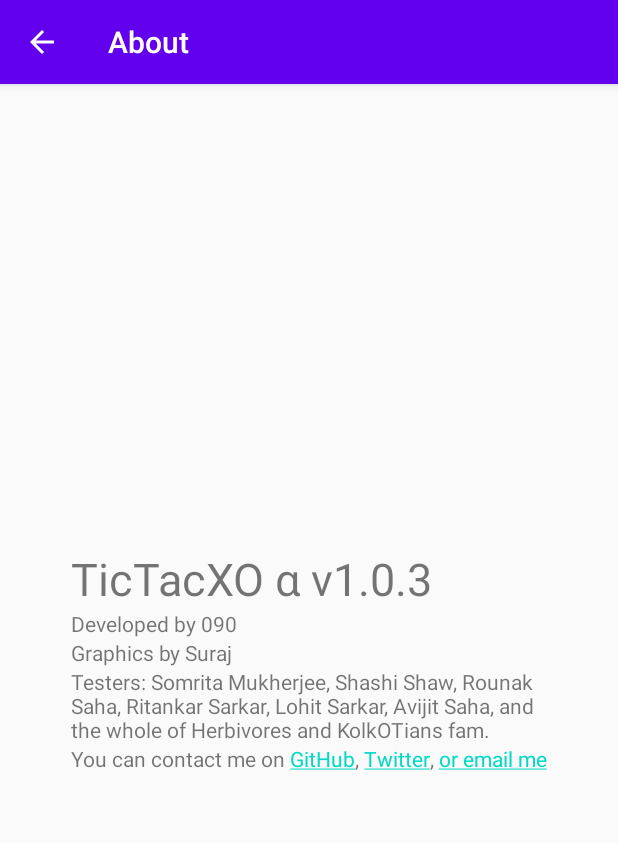
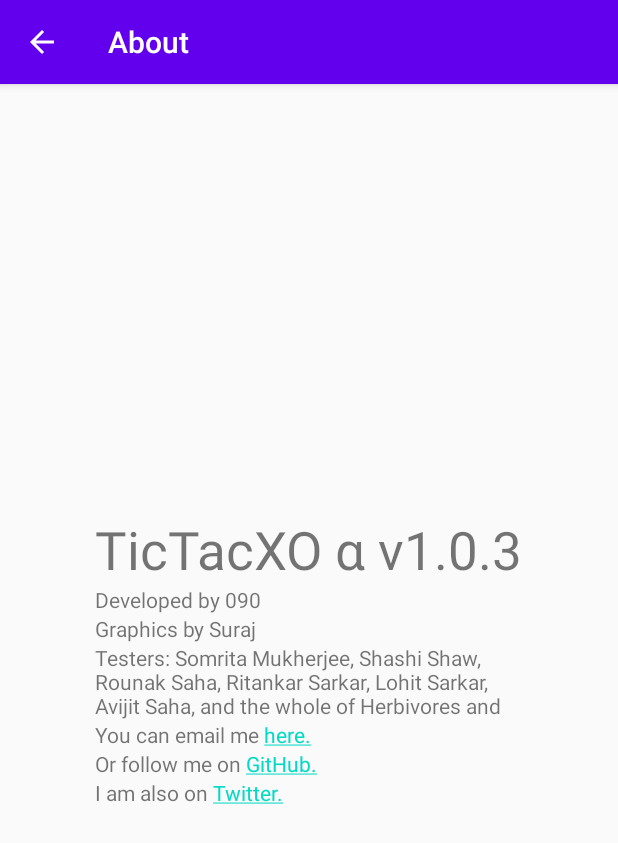
Before and after one commit to sanskaru/TicTacToeXO, an Android app: the about screen opened directly, with no data from a screen before it, on a phone screen of 412 x 824 dp. Shown: the top 843 px of the screen. Run offline under Robolectric (Android 15) with nearby library versions, the phone set to English and light mode, and no system bars.

Commit message:
Bugfixes and contact links in about added

```diff
--- a/app/src/main/java/com/s090/tictactoexo/SinglePlayerMode.java
+++ b/app/src/main/java/com/s090/tictactoexo/SinglePlayerMode.java
@@ -19,11 +19,12 @@ public class SinglePlayerMode extends AppCompatActivity {
     int playerState = 0; // at present at two player local mode. 0 is x and 1 is o.
     int[] boardState = {-1, -1, -1, -1, -1, -1, -1, -1, -1}; // -1 means unplayed, else stores playerState, denoting which player tapped which cell
     int playCounter = 0, winnerwinner = 0; // denotes number of tapped or played grids, winnerwinner denotes somebody has won
-    public int minimax(int[] boardState)
-    {
+
+    public int minimax(int[] boardState) {
 
         return 0;
     }
+
     public void myDialog(String title, String msg) // method to call dialog box
     {
         AlertDialog.Builder builder = new AlertDialog.Builder(SinglePlayerMode.this);
@@ -39,6 +40,7 @@ public class SinglePlayerMode extends AppCompatActivity {
         AlertDialog dialog = builder.create();
         dialog.show();
     }
+
     public int endStateChecker(int[] boardState) {
         //all possible winning positions below
         if (boardState[0] == boardState[1] && boardState[1] == boardState[2] && boardState[0] != -1) {
@@ -79,17 +81,15 @@ public class SinglePlayerMode extends AppCompatActivity {
         }
         return winnerwinner;
     }
-    public void computerLogicHard()
-    {
-        int winnerstate=-1, newWinner;
-        int[] copyBoardState=boardState;
-        for(int i=0;i<9;i++)
-        {
-            if(copyBoardState[i]==-1)
-            {
-                copyBoardState[i]=playerState;
-                newWinner=minimax(copyBoardState);
-                if(newWinner>winnerstate) winnerstate=newWinner;
+
+    public void computerLogicHard() {
+        int winnerstate = -1, newWinner;
+        int[] copyBoardState = boardState;
+        for (int i = 0; i < 9; i++) {
+            if (copyBoardState[i] == -1) {
+                copyBoardState[i] = playerState;
+                newWinner = minimax(copyBoardState);
+                if (newWinner > winnerstate) winnerstate = newWinner;
 
             }
         }
@@ -114,24 +114,23 @@ public class SinglePlayerMode extends AppCompatActivity {
             boardState[cellState] = playerState; // changing grid number to record which player tapped so that nobody can change on tapping again
         }
     }
+
     @RequiresApi(api = Build.VERSION_CODES.LOLLIPOP)
     @Override
-        protected void onCreate (Bundle savedInstanceState){
+    protected void onCreate(Bundle savedInstanceState) {
         super.onCreate(savedInstanceState);
         setContentView(R.layout.activity_single_player_mode);
         AlertDialog.Builder builder = new AlertDialog.Builder(SinglePlayerMode.this);
         DialogInterface.OnClickListener dialogClickListener = new DialogInterface.OnClickListener() {
             @Override
             public void onClick(DialogInterface dialog, int which) {
-                    switch(which){
-                        case DialogInterface.BUTTON_POSITIVE:
-                        {
+                switch (which) {
+                    case DialogInterface.BUTTON_POSITIVE: {
                         Toast.makeText(SinglePlayerMode.this, "Hard Mode Selected", Toast.LENGTH_SHORT).show();
                         break;
                     }
-                        case DialogInterface.BUTTON_NEGATIVE:
-                        {
-                            Toast.makeText(SinglePlayerMode.this,"Easy Mode Selected",Toast.LENGTH_SHORT).show();
+                    case DialogInterface.BUTTON_NEGATIVE: {
+                        Toast.makeText(SinglePlayerMode.this, "Easy Mode Selected", Toast.LENGTH_SHORT).show();
                         break;
                     }
                 }
@@ -141,23 +140,20 @@ public class SinglePlayerMode extends AppCompatActivity {
                 .setTitle("Select Game Mode")
                 .setMessage("Select Game Difficulty level")
                 .setPositiveButton("Hard", dialogClickListener)
-                .setNegativeButton("Easy",dialogClickListener);
+                .setNegativeButton("Easy", dialogClickListener);
         AlertDialog alertDialog = builder.create();
         alertDialog.show();
-            AlertDialog.Builder initDialogBuilder=new AlertDialog.Builder(SinglePlayerMode.this);
+        AlertDialog.Builder initDialogBuilder = new AlertDialog.Builder(SinglePlayerMode.this);
         DialogInterface.OnClickListener listener = new DialogInterface.OnClickListener() {
             @Override
             public void onClick(DialogInterface dialogInterface, int i) {
-                    switch (i)
-                    {
-                        case DialogInterface.BUTTON_POSITIVE:
-                        {
-                            playerState=1;
+                switch (i) {
+                    case DialogInterface.BUTTON_POSITIVE: {
+                        playerState = 1;
                         break;
                     }
-                        case DialogInterface.BUTTON_NEGATIVE:
-                        {
-                            playerState=0;
+                    case DialogInterface.BUTTON_NEGATIVE: {
+                        playerState = 0;
                         break;
                     }
                 }
@@ -166,9 +162,9 @@ public class SinglePlayerMode extends AppCompatActivity {
         initDialogBuilder
                 .setTitle("Select your counter")
                 .setPositiveButtonIcon(getDrawable(R.drawable.o))
-                    .setPositiveButton("",listener)
+                .setPositiveButton("", listener)
                 .setNegativeButtonIcon(getDrawable(R.drawable.x))
-                    .setNegativeButton("",listener)
+                .setNegativeButton("", listener)
                 .setMessage("Please select your counter.");
         AlertDialog initDialog = initDialogBuilder.create();
         initDialog.show();
@@ -178,7 +174,7 @@ public class SinglePlayerMode extends AppCompatActivity {
         layoutParams.weight = 1;
         btnPositive.setLayoutParams(layoutParams);
         btnNegative.setLayoutParams(layoutParams);
-            initDialog.setOnCancelListener(new DialogInterface.OnCancelListener() {
+        initDialog.setOnCancelListener(new DialogInterface.OnCancelListener() { // what to do if dialog box is cancelled
 
             @Override
             public void onCancel(DialogInterface dialog) {
@@ -195,5 +191,16 @@ public class SinglePlayerMode extends AppCompatActivity {
                 finish();
             }
         });
+        getSupportActionBar().setTitle("Single Player mode");
+        getSupportActionBar().setDisplayShowHomeEnabled(true); // enabling back button function
+        getSupportActionBar().setDisplayHomeAsUpEnabled(true); // enabling back functionality
+        getSupportActionBar().setHomeButtonEnabled(true);
+
+    }
+
+    @Override
+    public boolean onSupportNavigateUp() { // the method to be called when the back button is pressed
+        onBackPressed();
+        return true;
     }
 }
--- a/app/src/main/java/com/s090/tictactoexo/about.java
+++ b/app/src/main/java/com/s090/tictactoexo/about.java
@@ -7,6 +7,7 @@ import android.os.Build;
 import android.os.Bundle;
 import android.text.Html;
 import android.text.Spanned;
+import android.text.method.LinkMovementMethod;
 import android.view.MenuItem;
 import android.widget.Button;
 import android.widget.TextView;
@@ -18,16 +19,16 @@ public class about extends AppCompatActivity {
     protected void onCreate(Bundle savedInstanceState) {
         super.onCreate(savedInstanceState);
         setContentView(R.layout.activity_about);
-        TextView title = (TextView) findViewById(R.id.title);
-        String tileString=getString(R.string.app_name) + " " + getString(R.string.app_version);
-        title.setText(tileString);
-        TextView lenkPlox = (TextView) findViewById(R.id.textView4);
-        Spanned text;
-        text = Html.fromHtml("You can contact me on " +
-                "<a href='https://www.android-examples.com/sanskaru//'>GitHub</a>"+", "+
-                "<a href='https://www.twitter.com/sannvict090'>Twitter</a>"+", "+"<a href=mailto:sannvict090@gmail.com>or email me</a>");
-        lenkPlox.setText(text);
         getSupportActionBar().setTitle("About");
+        TextView title = (TextView) findViewById (R.id.title);
+        String titleString = getString(R.string.app_name) + " " +getString(R.string.app_version);
+        title.setText(titleString);
+        TextView github =(TextView) findViewById(R.id.github);
+        TextView mail_me = (TextView) findViewById(R.id.mail_me);
+        TextView tweeter = (TextView) findViewById(R.id.tweet);
+        tweeter.setMovementMethod(LinkMovementMethod.getInstance());
+        mail_me.setMovementMethod(LinkMovementMethod.getInstance());
+        github.setMovementMethod(LinkMovementMethod.getInstance());
         getSupportActionBar().setDisplayShowHomeEnabled(true);
         getSupportActionBar().setDisplayHomeAsUpEnabled(true);
         getSupportActionBar().setHomeButtonEnabled(true);
--- a/app/src/main/res/layout/activity_about.xml
+++ b/app/src/main/res/layout/activity_about.xml
@@ -21,7 +21,7 @@
             android:layout_width="wrap_content"
             android:layout_height="wrap_content"
             android:text="@string/app_name"
-            android:textSize="30sp"
+            android:textSize="35sp"
             tools:layout_editor_absoluteX="181dp"
             tools:layout_editor_absoluteY="208dp" />
 
@@ -44,10 +44,23 @@
             android:text="Testers: Somrita Mukherjee, Shashi Shaw, Rounak Saha, Ritankar Sarkar, Lohit Sarkar, Avijit Saha, and the whole of Herbivores and KolkOTians fam." />
 
         <TextView
-            android:id="@+id/textView4"
+            android:id="@+id/mail_me"
             android:layout_width="wrap_content"
             android:layout_height="wrap_content"
-            android:text="TextView" />
+            android:text="@string/email_me"
+           />
+        <TextView
+            android:id="@+id/github"
+            android:layout_width="wrap_content"
+            android:layout_height="wrap_content"
+            android:text="@string/git_hub"
+            />
+        <TextView
+            android:id="@+id/tweet"
+            android:layout_width="wrap_content"
+            android:layout_height="wrap_content"
+            android:text="@string/twit"
+            />
 
     </LinearLayout>
 </androidx.constraintlayout.widget.ConstraintLayout>
--- a/app/src/main/res/values/strings.xml
+++ b/app/src/main/res/values/strings.xml
@@ -2,4 +2,7 @@
     <string name="app_name">TicTacXO α
     </string>
     <string name="app_version">v1.0.3</string>
+    <string name="email_me">You can email me <a href="mailto:sannvict090@gmail.com">here.</a></string>
+    <string name="git_hub">Or follow me on <a href="http://www.github.com/sanskaru">GitHub.</a></string>
+    <string name="twit">I am also on <a href="http://www.twitter.com/sannvict090">Twitter.</a></string>
 </resources>
```
Lines whose indentation alone changed are shown as unchanged.
